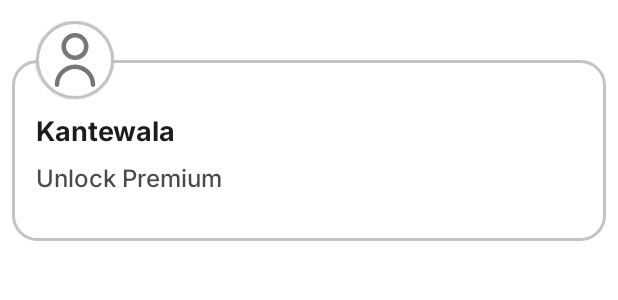
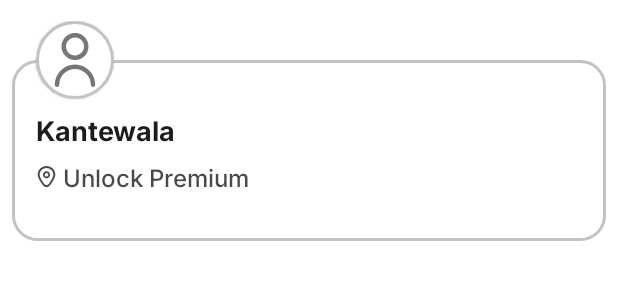
Before and after one commit to AdityaRajputRana/KantaWale, an Android app: the layout item_rv_company.xml on its own in the app's theme, with its tools: preview values and no code run, on a phone screen of 412 x 824 dp. Shown: the top 300 px of the screen. Run offline under Robolectric (Android 15) with nearby library versions, the phone set to English and light mode, and no system bars; network calls fail.

```diff
--- /dev/null
+++ b/app/src/main/res/drawable/ic_location.xml
@@ -0,0 +1,16 @@
+<vector xmlns:android="http://schemas.android.com/apk/res/android"
+    android:width="14dp"
+    android:height="14dp"
+    android:viewportWidth="14"
+    android:viewportHeight="14">
+  <group>
+    <clip-path
+        android:pathData="M0,0h14v14h-14z"/>
+    <path
+        android:pathData="M7,3.5C6.539,3.5 6.087,3.637 5.704,3.893C5.32,4.15 5.021,4.514 4.844,4.94C4.668,5.367 4.621,5.836 4.712,6.289C4.802,6.741 5.024,7.157 5.35,7.483C5.676,7.81 6.092,8.032 6.545,8.122C6.997,8.212 7.467,8.166 7.893,7.989C8.319,7.812 8.684,7.513 8.94,7.13C9.197,6.746 9.333,6.295 9.333,5.833C9.333,5.214 9.088,4.621 8.65,4.183C8.212,3.746 7.619,3.5 7,3.5ZM7,7C6.769,7 6.544,6.932 6.352,6.803C6.16,6.675 6.01,6.493 5.922,6.28C5.834,6.067 5.811,5.832 5.856,5.606C5.901,5.379 6.012,5.172 6.175,5.008C6.338,4.845 6.546,4.734 6.772,4.689C6.999,4.644 7.233,4.667 7.446,4.755C7.66,4.844 7.842,4.993 7.97,5.185C8.098,5.377 8.167,5.603 8.167,5.833C8.167,6.143 8.044,6.439 7.825,6.658C7.606,6.877 7.309,7 7,7Z"
+        android:fillColor="#000000"/>
+    <path
+        android:pathData="M7,14C6.509,14.002 6.024,13.887 5.587,13.664C5.149,13.441 4.771,13.116 4.485,12.717C2.262,9.65 1.135,7.345 1.135,5.864C1.135,4.309 1.753,2.817 2.853,1.717C3.953,0.617 5.444,-0.001 7,-0.001C8.556,-0.001 10.047,0.617 11.148,1.717C12.248,2.817 12.865,4.309 12.865,5.864C12.865,7.345 11.738,9.65 9.515,12.717C9.229,13.116 8.851,13.441 8.413,13.664C7.976,13.887 7.491,14.002 7,14ZM7,1.272C5.782,1.274 4.615,1.758 3.754,2.619C2.893,3.48 2.408,4.648 2.407,5.865C2.407,7.038 3.511,9.206 5.515,11.971C5.686,12.205 5.909,12.396 6.167,12.527C6.425,12.659 6.71,12.727 7,12.727C7.29,12.727 7.575,12.659 7.833,12.527C8.091,12.396 8.314,12.205 8.485,11.971C10.489,9.206 11.593,7.038 11.593,5.865C11.592,4.648 11.107,3.48 10.246,2.619C9.385,1.758 8.218,1.274 7,1.272Z"
+        android:fillColor="#000000"/>
+  </group>
+</vector>
--- a/app/src/main/res/layout/item_rv_company.xml
+++ b/app/src/main/res/layout/item_rv_company.xml
@@ -56,6 +56,9 @@
                 android:id="@+id/locationTxt"
                 android:layout_width="match_parent"
                 android:layout_height="wrap_content"
+                android:drawableLeft="@drawable/ic_location"
+                android:drawablePadding="4dp"
+                android:drawableTint="@color/secondaryText"
                 app:layout_constraintTop_toBottomOf="@id/companyNameTxt"
                 app:layout_constraintEnd_toEndOf="parent"
                 app:layout_constraintStart_toStartOf="parent"
```
Also changed, not shown: app/src/main/java/com/guru/kantewala/Adapters/RecommendationRVAdapter.java (+7 -1 lines), app/src/main/java/com/guru/kantewala/MainFragments/HomeFragment.java (+27 -0 lines), app/src/main/java/com/guru/kantewala/Tools/BlurUtils.java (added, +56 -0 lines), app/src/main/res/layout/fragment_home.xml (+49 -1 lines).
